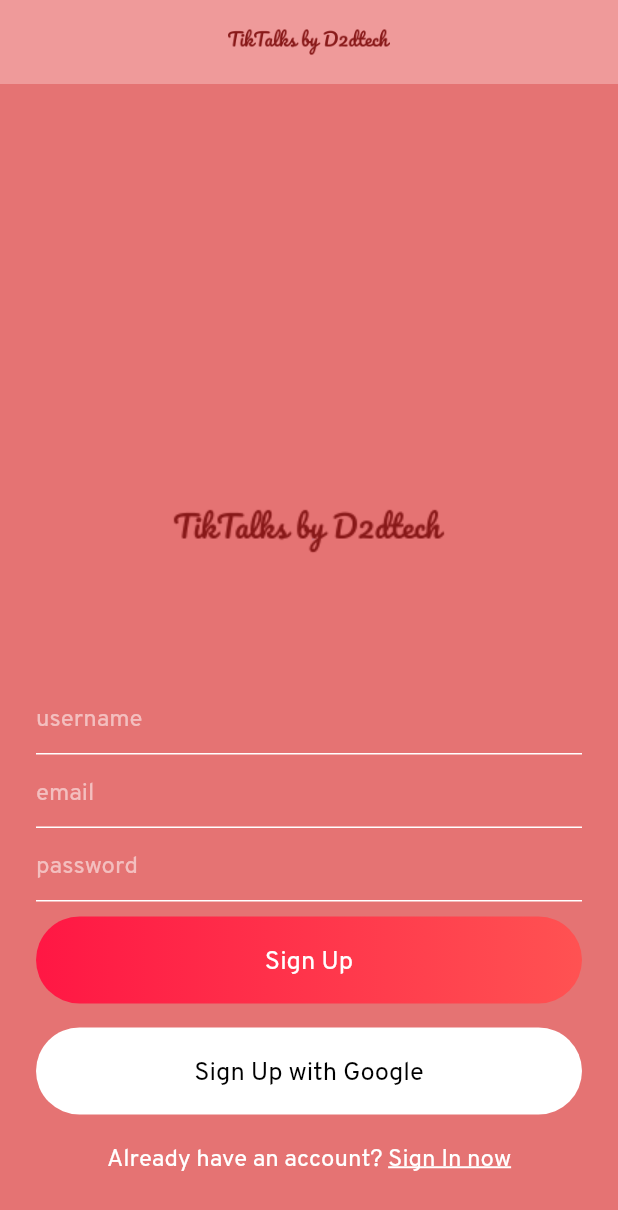
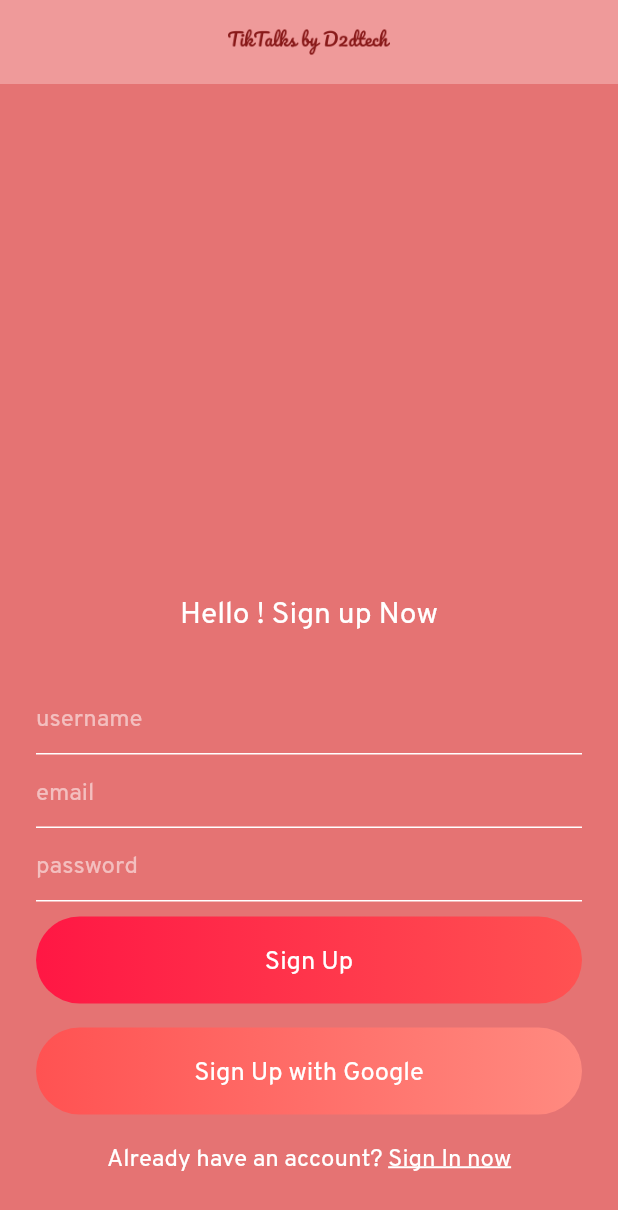
Before and after one commit to ayush0033/Tiktalks, a Flutter app: the screen it shows after launch, after a tap on "Sign In", after a tap on "Register now", on a phone screen of 412 x 824 dp. Shown: the top 1210 px of the screen. Run offline on Flutter 3.47's test engine with Material 2 defaults, Android fonts, the phone set to English and light mode, and no system bars; our stand-ins replace cloud_firestore, firebase_auth, google_sign_in, shared_preferences; accounts and stored records are empty.

Commit message:
initial commit

```diff
--- a/lib/helper/theme.dart
+++ b/lib/helper/theme.dart
@@ -2,5 +2,5 @@ import 'package:flutter/material.dart';
 
 class CustomTheme {
   static Color colorAccent = Colors.redAccent;
-  static Color textColor = Colors.black;
+  static Color textColor = Colors.white;
 }
--- a/lib/main.dart
+++ b/lib/main.dart
@@ -36,8 +36,8 @@ class _MyAppState extends State<MyApp> {
       title: 'FlutterChat',
       debugShowCheckedModeBanner: false,
       theme: ThemeData(
-        primaryColor: Colors.red[200],
-        scaffoldBackgroundColor: Colors.red[300],
+        primaryColor: Colors.red[200], //red[200]
+        scaffoldBackgroundColor: Colors.red[300], //red[300]
         accentColor: Colors.redAccent,
         fontFamily: "OverpassRegular",
         visualDensity: VisualDensity.adaptivePlatformDensity,
--- a/lib/views/signin.dart
+++ b/lib/views/signin.dart
@@ -72,7 +72,13 @@ class _SignInState extends State<SignIn> {
                 children: [
                   Spacer(),
                   Container(
-                    child: Image.asset("assets/images/testlogo.png"),
+                    child: Text(
+                      'Hello ! Sign in to your account',
+                      style: loginoutTextStyle(),
+                    ),
+                  ),
+                  SizedBox(
+                    height: 30,
                   ),
                   Form(
                     key: formKey,
@@ -88,7 +94,7 @@ class _SignInState extends State<SignIn> {
                           },
                           controller: emailEditingController,
                           style: simpleTextStyle(),
-                          decoration: textFieldInputDecoration("email"),
+                          decoration: textFieldInputDecoration("Email"),
                         ),
                         TextFormField(
                           obscureText: true,
@@ -99,7 +105,7 @@ class _SignInState extends State<SignIn> {
                           },
                           style: simpleTextStyle(),
                           controller: passwordEditingController,
-                          decoration: textFieldInputDecoration("password"),
+                          decoration: textFieldInputDecoration("Password"),
                         ),
                       ],
                     ),
@@ -119,9 +125,9 @@ class _SignInState extends State<SignIn> {
                         },
                         child: Container(
                             padding: EdgeInsets.symmetric(
-                                horizontal: 16, vertical: 8),
+                                horizontal: 1, vertical: 8),
                             child: Text(
-                              "Forgot Password?",
+                              "Forgot Password ?",
                               style: simpleTextStyle(),
                             )),
                       )
@@ -159,13 +165,22 @@ class _SignInState extends State<SignIn> {
                   ),
                   GestureDetector(
                     onTap: () {
-                      print("Login With Google");
+                      print("Signin With Google");
                     },
                     child: Container(
                       padding: EdgeInsets.symmetric(vertical: 16),
                       decoration: BoxDecoration(
                           borderRadius: BorderRadius.circular(30),
-                          color: Colors.white),
+                          gradient: LinearGradient(
+                            colors: [
+                              Colors.redAccent[200],
+                              Colors.redAccent[100],
+                              //const Color(0xff007EF4),
+                              //const Color(0xff2A75BC)
+                            ],
+                          )),
+                      //color: Colors.red[100],
+
                       width: MediaQuery.of(context).size.width,
                       child: Text(
                         "Sign In with Google",
--- a/lib/views/signup.dart
+++ b/lib/views/signup.dart
@@ -72,7 +72,13 @@ class _SignUpState extends State<SignUp> {
                 children: [
                   Spacer(),
                   Container(
-                    child: Image.asset("assets/images/testlogo.png"),
+                    child: Text(
+                      'Hello ! Sign up Now',
+                      style: loginoutTextStyle(),
+                    ),
+                  ),
+                  SizedBox(
+                    height: 30,
                   ),
                   Form(
                     key: formKey,
@@ -147,7 +153,14 @@ class _SignUpState extends State<SignUp> {
                     padding: EdgeInsets.symmetric(vertical: 16),
                     decoration: BoxDecoration(
                         borderRadius: BorderRadius.circular(30),
-                        color: Colors.white),
+                        gradient: LinearGradient(
+                          colors: [
+                            Colors.redAccent[200],
+                            Colors.redAccent[100],
+                            //const Color(0xff007EF4),
+                            //const Color(0xff2A75BC)
+                          ],
+                        )),
                     width: MediaQuery.of(context).size.width,
                     child: Text(
                       "Sign Up with Google",
--- a/lib/widget/widget.dart
+++ b/lib/widget/widget.dart
@@ -3,11 +3,11 @@ import 'package:flutter/material.dart';
 Widget appBarMain(BuildContext context) {
   return AppBar(
     title: Center(
-        child: Image.asset(
-          "assets/images/testlogo.png",
-          height: 150,
-          width: 120,
-        ),
+      child: Image.asset(
+        "assets/images/testlogo.png",
+        height: 150,
+        width: 120,
+      ),
     ),
     elevation: 0.0,
     centerTitle: false,
@@ -31,3 +31,7 @@ TextStyle simpleTextStyle() {
 TextStyle biggerTextStyle() {
   return TextStyle(color: Colors.white, fontSize: 17);
 }
+
+TextStyle loginoutTextStyle() {
+  return TextStyle(color: Colors.white, fontSize: 20);
+}
--- a/pubspec.yaml
+++ b/pubspec.yaml
@@ -52,6 +52,7 @@ flutter:
   # To add assets to your application, add an assets section, like this:
   assets:
     - assets/images/
+    - assets/images/testlogo.png
   #   - images/a_dot_ham.jpeg
 
   # An image asset can refer to one or more resolution-specific "variants", see
```
Also changed, not shown: lib/views/chatrooms.dart (+9 -7 lines), lib/views/forgot_password.dart (+22 -1 lines), assets/images/logo.png (deleted).
